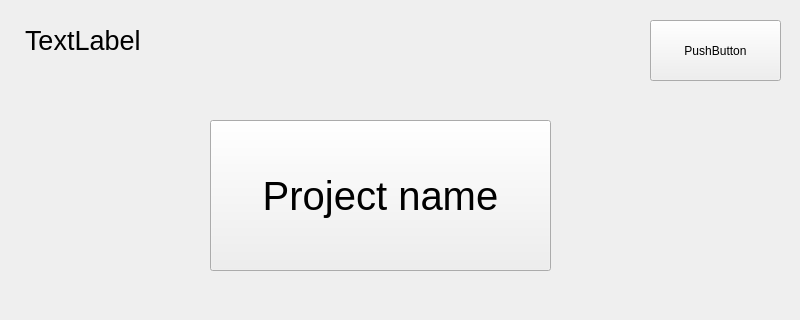
Above: startscene.ui from U-Keun/Qt_Account_Project before the change; both pictures show x 0 to 800 and y 0 to 320 of the 800 by 600 pixel window. Below: the same form after it.
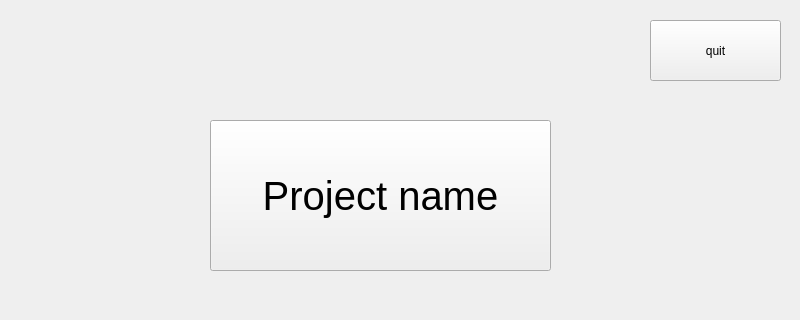
That is the form after the change.

Commit message: 계좌 조회 ui

```diff
--- a/startscene.ui
+++ b/startscene.ui
@@ -32,24 +32,6 @@
      <string>Project name</string>
     </property>
    </widget>
-   <widget class="QLabel" name="label">
-    <property name="geometry">
-     <rect>
-      <x>25</x>
-      <y>10</y>
-      <width>201</width>
-      <height>61</height>
-     </rect>
-    </property>
-    <property name="font">
-     <font>
-      <pointsize>20</pointsize>
-     </font>
-    </property>
-    <property name="text">
-     <string>TextLabel</string>
-    </property>
-   </widget>
    <widget class="QPushButton" name="pushButton_4">
     <property name="geometry">
      <rect>
@@ -60,7 +42,7 @@
      </rect>
     </property>
     <property name="text">
-     <string>PushButton</string>
+     <string>quit</string>
     </property>
    </widget>
    <widget class="QWidget" name="">
```
The commit also changes 4 other files.
